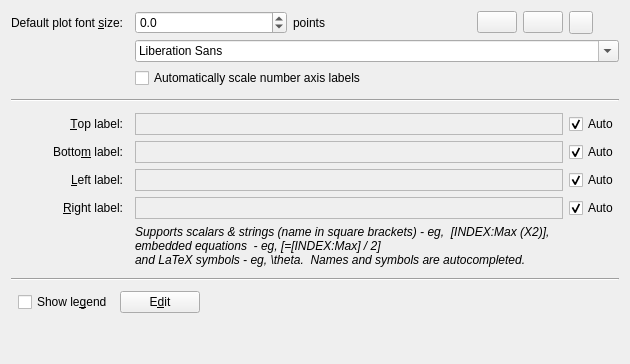
Old version of the form src/libkstapp/labeltab.ui in the repository Kst-plot/kst.
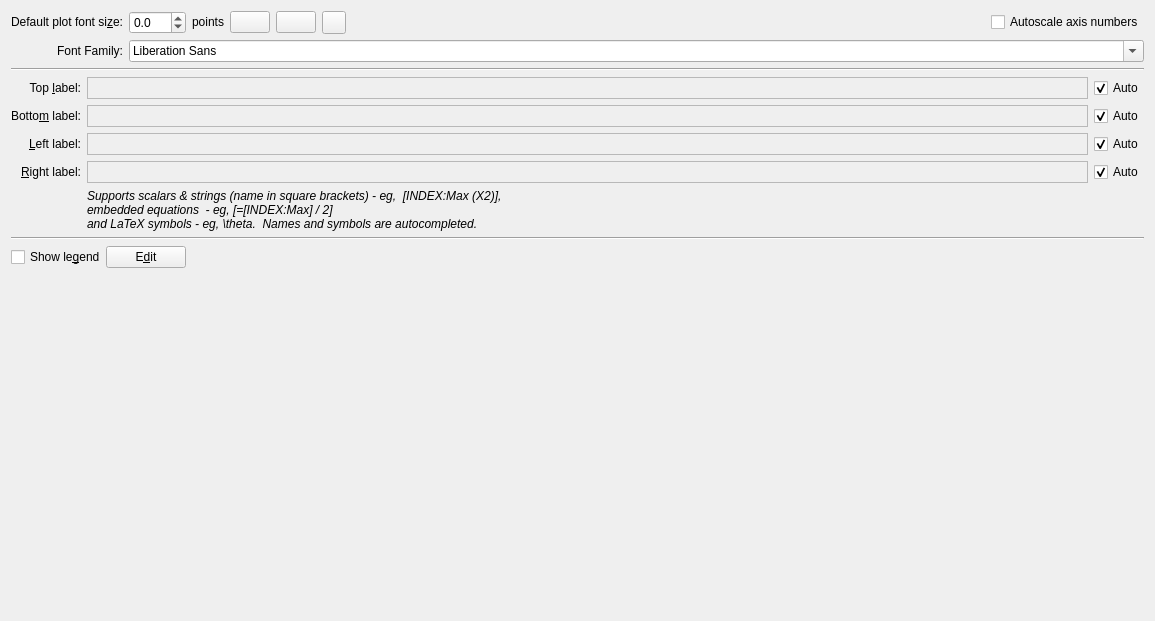
New version of the form. Custom widgets are drawn as their Qt base class.

What changed in the file:
```diff
--- a/src/libkstapp/labeltab.ui
+++ b/src/libkstapp/labeltab.ui
@@ -6,25 +6,46 @@
    <rect>
     <x>0</x>
     <y>0</y>
-    <width>630</width>
-    <height>364</height>
+    <width>1155</width>
+    <height>621</height>
    </rect>
   </property>
+  <layout class="QVBoxLayout" name="verticalLayout">
+   <item>
   <layout class="QGridLayout" name="gridLayout">
-   <item row="0" column="0">
-    <widget class="QLabel" name="_Label_4">
+     <item row="0" column="4">
+      <widget class="QPushButton" name="_globalLabelItalic">
+       <property name="sizePolicy">
+        <sizepolicy hsizetype="Fixed" vsizetype="Fixed">
+         <horstretch>0</horstretch>
+         <verstretch>0</verstretch>
+        </sizepolicy>
+       </property>
+       <property name="checkable">
+        <bool>true</bool>
+       </property>
+       <property name="si" stdset="0">
+        <string notr="true">label italic</string>
+       </property>
+      </widget>
+     </item>
+     <item row="0" column="2">
+      <widget class="QLabel" name="label">
+       <property name="sizePolicy">
+        <sizepolicy hsizetype="Fixed" vsizetype="Fixed">
+         <horstretch>0</horstretch>
+         <verstretch>0</verstretch>
+        </sizepolicy>
+       </property>
      <property name="text">
-      <string>Default plot font &amp;size:</string>
-     </property>
-     <property name="alignment">
-      <set>Qt::AlignRight|Qt::AlignTrailing|Qt::AlignVCenter</set>
-     </property>
-     <property name="buddy">
-      <cstring>_globalLabelFontSize</cstring>
+        <string>points</string>
      </property>
     </widget>
    </item>
-   <item row="0" column="2" colspan="2">
+     <item row="1" column="1" colspan="7">
+      <widget class="QFontComboBox" name="_globalLabelFontFamily"/>
+     </item>
+     <item row="0" column="1">
     <widget class="QDoubleSpinBox" name="_globalLabelFontSize">
      <property name="decimals">
       <number>1</number>
@@ -34,14 +55,24 @@
      </property>
     </widget>
    </item>
-   <item row="0" column="4">
-    <widget class="QLabel" name="label">
-     <property name="text">
-      <string>points</string>
-     </property>
-    </widget>
-   </item>
    <item row="0" column="5">
+      <widget class="Kst::ColorButton" name="_globalLabelColor">
+       <property name="si" stdset="0">
+        <string notr="true">label color</string>
+       </property>
+      </widget>
+     </item>
+     <item row="1" column="0">
+      <widget class="QLabel" name="label_3">
+       <property name="text">
+        <string>Font Family:</string>
+       </property>
+       <property name="alignment">
+        <set>Qt::AlignRight|Qt::AlignTrailing|Qt::AlignVCenter</set>
+       </property>
+      </widget>
+     </item>
+     <item row="0" column="3">
     <widget class="QPushButton" name="_globalLabelBold">
      <property name="sizePolicy">
       <sizepolicy hsizetype="Fixed" vsizetype="Fixed">
@@ -49,12 +80,6 @@
        <verstretch>0</verstretch>
       </sizepolicy>
      </property>
-     <property name="iconSize">
-      <size>
-       <width>22</width>
-       <height>22</height>
-      </size>
-     </property>
      <property name="checkable">
       <bool>true</bool>
      </property>
@@ -63,83 +88,67 @@
      </property>
     </widget>
    </item>
-   <item row="0" column="6">
-    <widget class="QPushButton" name="_globalLabelItalic">
+     <item row="0" column="0">
+      <widget class="QLabel" name="_Label_4">
      <property name="sizePolicy">
       <sizepolicy hsizetype="Fixed" vsizetype="Fixed">
        <horstretch>0</horstretch>
        <verstretch>0</verstretch>
       </sizepolicy>
      </property>
-     <property name="iconSize">
-      <size>
-       <width>22</width>
-       <height>22</height>
-      </size>
-     </property>
-     <property name="checkable">
-      <bool>true</bool>
-     </property>
-     <property name="si" stdset="0">
-      <string notr="true">label italic</string>
+       <property name="text">
+        <string>Default plot font si&amp;ze:</string>
+       </property>
+       <property name="alignment">
+        <set>Qt::AlignRight|Qt::AlignTrailing|Qt::AlignVCenter</set>
+       </property>
+       <property name="buddy">
+        <cstring>_globalLabelFontSize</cstring>
      </property>
     </widget>
    </item>
    <item row="0" column="7">
-    <widget class="Kst::ColorButton" name="_globalLabelColor">
-     <property name="si" stdset="0">
-      <string notr="true">label color</string>
-     </property>
-    </widget>
-   </item>
-   <item row="1" column="2" colspan="6">
-    <widget class="QFontComboBox" name="_globalLabelFontFamily"/>
-   </item>
-   <item row="2" column="2" colspan="3">
     <widget class="QCheckBox" name="_autoScaleNumberAxis">
+       <property name="layoutDirection">
+        <enum>Qt::LeftToRight</enum>
+       </property>
      <property name="text">
-      <string>Automatically scale number axis labels</string>
+        <string>Autoscale axis numbers</string>
      </property>
     </widget>
    </item>
-   <item row="3" column="0" colspan="8">
+     <item row="0" column="6">
+      <spacer name="horizontalSpacer_2">
+       <property name="orientation">
+        <enum>Qt::Horizontal</enum>
+       </property>
+       <property name="sizeHint" stdset="0">
+        <size>
+         <width>40</width>
+         <height>20</height>
+        </size>
+       </property>
+      </spacer>
+     </item>
+    </layout>
+   </item>
+   <item>
     <widget class="Line" name="line_2">
-     <property name="sizePolicy">
-      <sizepolicy hsizetype="Minimum" vsizetype="Expanding">
-       <horstretch>0</horstretch>
-       <verstretch>0</verstretch>
-      </sizepolicy>
-     </property>
      <property name="orientation">
       <enum>Qt::Horizontal</enum>
      </property>
     </widget>
    </item>
-   <item row="4" column="0">
-    <widget class="QLabel" name="_topLabelLabel">
-     <property name="text">
-      <string>&amp;Top label:</string>
-     </property>
-     <property name="alignment">
-      <set>Qt::AlignRight|Qt::AlignTrailing|Qt::AlignVCenter</set>
-     </property>
-     <property name="buddy">
-      <cstring>_topLabelText</cstring>
-     </property>
-    </widget>
-   </item>
-   <item row="4" column="7">
-    <widget class="QCheckBox" name="_topLabelAuto">
-     <property name="text">
-      <string>Auto</string>
-     </property>
-     <property name="checked">
-      <bool>true</bool>
-     </property>
-    </widget>
-   </item>
-   <item row="5" column="0">
+   <item>
+    <layout class="QGridLayout" name="gridLayout_2">
+     <item row="1" column="0">
     <widget class="QLabel" name="_bottomLabelLabel">
+       <property name="sizePolicy">
+        <sizepolicy hsizetype="Preferred" vsizetype="Fixed">
+         <horstretch>0</horstretch>
+         <verstretch>0</verstretch>
+        </sizepolicy>
+       </property>
      <property name="text">
       <string>Botto&amp;m label:</string>
      </property>
@@ -151,8 +160,14 @@
      </property>
     </widget>
    </item>
-   <item row="5" column="7">
-    <widget class="QCheckBox" name="_bottomLabelAuto">
+     <item row="0" column="2">
+      <widget class="QCheckBox" name="_topLabelAuto">
+       <property name="sizePolicy">
+        <sizepolicy hsizetype="Fixed" vsizetype="Fixed">
+         <horstretch>0</horstretch>
+         <verstretch>0</verstretch>
+        </sizepolicy>
+       </property>
      <property name="text">
       <string>Auto</string>
      </property>
@@ -161,31 +176,48 @@
      </property>
     </widget>
    </item>
-   <item row="6" column="0">
-    <widget class="QLabel" name="_leftLabelLabel">
-     <property name="text">
-      <string>&amp;Left label:</string>
-     </property>
-     <property name="alignment">
-      <set>Qt::AlignRight|Qt::AlignTrailing|Qt::AlignVCenter</set>
-     </property>
-     <property name="buddy">
-      <cstring>_leftLabelText</cstring>
-     </property>
-    </widget>
-   </item>
-   <item row="6" column="7">
-    <widget class="QCheckBox" name="_leftLabelAuto">
-     <property name="text">
-      <string>Auto</string>
-     </property>
-     <property name="checked">
-      <bool>true</bool>
-     </property>
-    </widget>
-   </item>
-   <item row="7" column="0">
+     <item row="3" column="1">
+      <widget class="Kst::SVCCTextEdit" name="_rightLabelText">
+       <property name="enabled">
+        <bool>false</bool>
+       </property>
+       <property name="sizePolicy">
+        <sizepolicy hsizetype="Expanding" vsizetype="Fixed">
+         <horstretch>0</horstretch>
+         <verstretch>0</verstretch>
+        </sizepolicy>
+       </property>
+       <property name="minimumSize">
+        <size>
+         <width>0</width>
+         <height>19</height>
+        </size>
+       </property>
+       <property name="maximumSize">
+        <size>
+         <width>16777215</width>
+         <height>22</height>
+        </size>
+       </property>
+       <property name="verticalScrollBarPolicy">
+        <enum>Qt::ScrollBarAlwaysOff</enum>
+       </property>
+       <property name="horizontalScrollBarPolicy">
+        <enum>Qt::ScrollBarAlwaysOff</enum>
+       </property>
+       <property name="lineWrapMode">
+        <enum>QTextEdit::NoWrap</enum>
+       </property>
+      </widget>
+     </item>
+     <item row="3" column="0">
     <widget class="QLabel" name="_rightLabelLabel">
+       <property name="sizePolicy">
+        <sizepolicy hsizetype="Preferred" vsizetype="Fixed">
+         <horstretch>0</horstretch>
+         <verstretch>0</verstretch>
+        </sizepolicy>
+       </property>
      <property name="text">
       <string>&amp;Right label:</string>
      </property>
@@ -197,8 +229,48 @@
      </property>
     </widget>
    </item>
-   <item row="7" column="7">
+     <item row="2" column="1">
+      <widget class="Kst::SVCCTextEdit" name="_leftLabelText">
+       <property name="enabled">
+        <bool>false</bool>
+       </property>
+       <property name="sizePolicy">
+        <sizepolicy hsizetype="Expanding" vsizetype="Fixed">
+         <horstretch>0</horstretch>
+         <verstretch>0</verstretch>
+        </sizepolicy>
+       </property>
+       <property name="minimumSize">
+        <size>
+         <width>0</width>
+         <height>19</height>
+        </size>
+       </property>
+       <property name="maximumSize">
+        <size>
+         <width>16777215</width>
+         <height>22</height>
+        </size>
+       </property>
+       <property name="verticalScrollBarPolicy">
+        <enum>Qt::ScrollBarAlwaysOff</enum>
+       </property>
+       <property name="horizontalScrollBarPolicy">
+        <enum>Qt::ScrollBarAlwaysOff</enum>
+       </property>
+       <property name="lineWrapMode">
+        <enum>QTextEdit::NoWrap</enum>
+       </property>
+      </widget>
+     </item>
+     <item row="3" column="2">
     <widget class="QCheckBox" name="_rightLabelAuto">
+       <property name="sizePolicy">
+        <sizepolicy hsizetype="Minimum" vsizetype="Fixed">
+         <horstretch>0</horstretch>
+         <verstretch>0</verstretch>
+        </sizepolicy>
+       </property>
      <property name="text">
       <string>Auto</string>
      </property>
@@ -207,20 +279,174 @@
      </property>
     </widget>
    </item>
-   <item row="9" column="0" colspan="8">
+     <item row="1" column="1">
+      <widget class="Kst::SVCCTextEdit" name="_bottomLabelText">
+       <property name="enabled">
+        <bool>false</bool>
+       </property>
+       <property name="sizePolicy">
+        <sizepolicy hsizetype="Expanding" vsizetype="Fixed">
+         <horstretch>0</horstretch>
+         <verstretch>0</verstretch>
+        </sizepolicy>
+       </property>
+       <property name="minimumSize">
+        <size>
+         <width>0</width>
+         <height>19</height>
+        </size>
+       </property>
+       <property name="maximumSize">
+        <size>
+         <width>16777215</width>
+         <height>22</height>
+        </size>
+       </property>
+       <property name="verticalScrollBarPolicy">
+        <enum>Qt::ScrollBarAlwaysOff</enum>
+       </property>
+       <property name="horizontalScrollBarPolicy">
+        <enum>Qt::ScrollBarAlwaysOff</enum>
+       </property>
+       <property name="lineWrapMode">
+        <enum>QTextEdit::NoWrap</enum>
+       </property>
+      </widget>
+     </item>
+     <item row="2" column="0">
+      <widget class="QLabel" name="_leftLabelLabel">
+       <property name="sizePolicy">
+        <sizepolicy hsizetype="Preferred" vsizetype="Fixed">
+         <horstretch>0</horstretch>
+         <verstretch>0</verstretch>
+        </sizepolicy>
+       </property>
+       <property name="text">
+        <string>&amp;Left label:</string>
+       </property>
+       <property name="alignment">
+        <set>Qt::AlignRight|Qt::AlignTrailing|Qt::AlignVCenter</set>
+       </property>
+       <property name="buddy">
+        <cstring>_leftLabelText</cstring>
+       </property>
+      </widget>
+     </item>
+     <item row="0" column="1">
+      <widget class="Kst::SVCCTextEdit" name="_topLabelText">
+       <property name="enabled">
+        <bool>false</bool>
+       </property>
+       <property name="sizePolicy">
+        <sizepolicy hsizetype="Expanding" vsizetype="Fixed">
+         <horstretch>0</horstretch>
+         <verstretch>0</verstretch>
+        </sizepolicy>
+       </property>
+       <property name="minimumSize">
+        <size>
+         <width>0</width>
+         <height>19</height>
+        </size>
+       </property>
+       <property name="maximumSize">
+        <size>
+         <width>16777215</width>
+         <height>22</height>
+        </size>
+       </property>
+       <property name="verticalScrollBarPolicy">
+        <enum>Qt::ScrollBarAlwaysOff</enum>
+       </property>
+       <property name="horizontalScrollBarPolicy">
+        <enum>Qt::ScrollBarAlwaysOff</enum>
+       </property>
+       <property name="lineWrapMode">
+        <enum>QTextEdit::NoWrap</enum>
+       </property>
+      </widget>
+     </item>
+     <item row="0" column="0">
+      <widget class="QLabel" name="_topLabelLabel">
+       <property name="sizePolicy">
+        <sizepolicy hsizetype="Preferred" vsizetype="Fixed">
+         <horstretch>0</horstretch>
+         <verstretch>0</verstretch>
+        </sizepolicy>
+       </property>
+       <property name="text">
+        <string>Top &amp;label:</string>
+       </property>
+       <property name="alignment">
+        <set>Qt::AlignRight|Qt::AlignTrailing|Qt::AlignVCenter</set>
+       </property>
+       <property name="buddy">
+        <cstring>_topLabelText</cstring>
+       </property>
+      </widget>
+     </item>
+     <item row="2" column="2">
+      <widget class="QCheckBox" name="_leftLabelAuto">
+       <property name="sizePolicy">
+        <sizepolicy hsizetype="Minimum" vsizetype="Fixed">
+         <horstretch>0</horstretch>
+         <verstretch>0</verstretch>
+        </sizepolicy>
+       </property>
+       <property name="text">
+        <string>Auto</string>
+       </property>
+       <property name="checked">
+        <bool>true</bool>
+       </property>
+      </widget>
+     </item>
+     <item row="1" column="2">
+      <widget class="QCheckBox" name="_bottomLabelAuto">
+       <property name="sizePolicy">
+        <sizepolicy hsizetype="Minimum" vsizetype="Fixed">
+         <horstretch>0</horstretch>
+         <verstretch>0</verstretch>
+        </sizepolicy>
+       </property>
+       <property name="text">
+        <string>Auto</string>
+       </property>
+       <property name="checked">
+        <bool>true</bool>
+       </property>
+      </widget>
+     </item>
+     <item row="4" column="1">
+      <widget class="QLabel" name="label_2">
+       <property name="sizePolicy">
+        <sizepolicy hsizetype="Preferred" vsizetype="Fixed">
+         <horstretch>0</horstretch>
+         <verstretch>0</verstretch>
+        </sizepolicy>
+       </property>
+       <property name="font">
+        <font>
+         <italic>true</italic>
+        </font>
+       </property>
+       <property name="text">
+        <string>Supports scalars &amp; strings (name in square brackets) - eg,  [INDEX:Max (X2)],
+embedded equations  - eg, [=[INDEX:Max] / 2]
+and LaTeX symbols - eg, \theta.  Names and symbols are autocompleted.</string>
+       </property>
+      </widget>
+     </item>
+    </layout>
+   </item>
+   <item>
     <widget class="Line" name="line">
-     <property name="sizePolicy">
-      <sizepolicy hsizetype="Minimum" vsizetype="Expanding">
-       <horstretch>0</horstretch>
-       <verstretch>0</verstretch>
-      </sizepolicy>
-     </property>
      <property name="orientation">
       <enum>Qt::Horizontal</enum>
      </property>
     </widget>
    </item>
-   <item row="10" column="0" colspan="3">
+   <item>
     <layout class="QHBoxLayout" name="horizontalLayout_3">
      <property name="spacing">
       <number>0</number>
@@ -251,22 +477,22 @@
        </property>
       </widget>
      </item>
-    </layout>
-   </item>
-   <item row="10" column="4" colspan="4">
-    <spacer>
+     <item>
+      <spacer name="horizontalSpacer">
      <property name="orientation">
       <enum>Qt::Horizontal</enum>
      </property>
      <property name="sizeHint" stdset="0">
       <size>
-       <width>376</width>
-       <height>0</height>
+         <width>40</width>
+         <height>20</height>
       </size>
      </property>
     </spacer>
    </item>
-   <item row="11" column="3">
+    </layout>
+   </item>
+   <item>
     <spacer name="verticalSpacer">
      <property name="orientation">
       <enum>Qt::Vertical</enum>
@@ -279,132 +505,6 @@
      </property>
     </spacer>
    </item>
-   <item row="4" column="2" colspan="5">
-    <widget class="Kst::SVCCTextEdit" name="_topLabelText">
-     <property name="enabled">
-      <bool>false</bool>
-     </property>
-     <property name="minimumSize">
-      <size>
-       <width>0</width>
-       <height>19</height>
-      </size>
-     </property>
-     <property name="maximumSize">
-      <size>
-       <width>16777215</width>
-       <height>22</height>
-      </size>
-     </property>
-     <property name="verticalScrollBarPolicy">
-      <enum>Qt::ScrollBarAlwaysOff</enum>
-     </property>
-     <property name="horizontalScrollBarPolicy">
-      <enum>Qt::ScrollBarAlwaysOff</enum>
-     </property>
-     <property name="lineWrapMode">
-      <enum>QTextEdit::NoWrap</enum>
-     </property>
-    </widget>
-   </item>
-   <item row="5" column="2" colspan="5">
-    <widget class="Kst::SVCCTextEdit" name="_bottomLabelText">
-     <property name="enabled">
-      <bool>false</bool>
-     </property>
-     <property name="minimumSize">
-      <size>
-       <width>0</width>
-       <height>19</height>
-      </size>
-     </property>
-     <property name="maximumSize">
-      <size>
-       <width>16777215</width>
-       <height>22</height>
-      </size>
-     </property>
-     <property name="verticalScrollBarPolicy">
-      <enum>Qt::ScrollBarAlwaysOff</enum>
-     </property>
-     <property name="horizontalScrollBarPolicy">
-      <enum>Qt::ScrollBarAlwaysOff</enum>
-     </property>
-     <property name="lineWrapMode">
-      <enum>QTextEdit::NoWrap</enum>
-     </property>
-    </widget>
-   </item>
-   <item row="6" column="2" colspan="5">
-    <widget class="Kst::SVCCTextEdit" name="_leftLabelText">
-     <property name="enabled">
-      <bool>false</bool>
-     </property>
-     <property name="minimumSize">
-      <size>
-       <width>0</width>
-       <height>19</height>
-      </size>
-     </property>
-     <property name="maximumSize">
-      <size>
-       <width>16777215</width>
-       <height>22</height>
-      </size>
-     </property>
-     <property name="verticalScrollBarPolicy">
-      <enum>Qt::ScrollBarAlwaysOff</enum>
-     </property>
-     <property name="horizontalScrollBarPolicy">
-      <enum>Qt::ScrollBarAlwaysOff</enum>
-     </property>
-     <property name="lineWrapMode">
-      <enum>QTextEdit::NoWrap</enum>
-     </property>
-    </widget>
-   </item>
-   <item row="7" column="2" colspan="5">
-    <widget class="Kst::SVCCTextEdit" name="_rightLabelText">
-     <property name="enabled">
-      <bool>false</bool>
-     </property>
-     <property name="minimumSize">
-      <size>
-       <width>0</width>
-       <height>19</height>
-      </size>
-     </property>
-     <property name="maximumSize">
-      <size>
-       <width>16777215</width>
-       <height>22</height>
-      </size>
-     </property>
-     <property name="verticalScrollBarPolicy">
-      <enum>Qt::ScrollBarAlwaysOff</enum>
-     </property>
-     <property name="horizontalScrollBarPolicy">
-      <enum>Qt::ScrollBarAlwaysOff</enum>
-     </property>
-     <property name="lineWrapMode">
-      <enum>QTextEdit::NoWrap</enum>
-     </property>
-    </widget>
-   </item>
-   <item row="8" column="2" colspan="6">
-    <widget class="QLabel" name="label_2">
-     <property name="font">
-      <font>
-       <italic>true</italic>
-      </font>
-     </property>
-     <property name="text">
-      <string>Supports scalars &amp; strings (name in square brackets) - eg,  [INDEX:Max (X2)],
-embedded equations  - eg, [=[INDEX:Max] / 2]
-and LaTeX symbols - eg, \theta.  Names and symbols are autocompleted.</string>
-     </property>
-    </widget>
-   </item>
   </layout>
  </widget>
  <customwidgets>
```
Left out of the diff: 2 changed lines with no effect on the pictures. Lines whose indentation alone changed are shown as unchanged.
